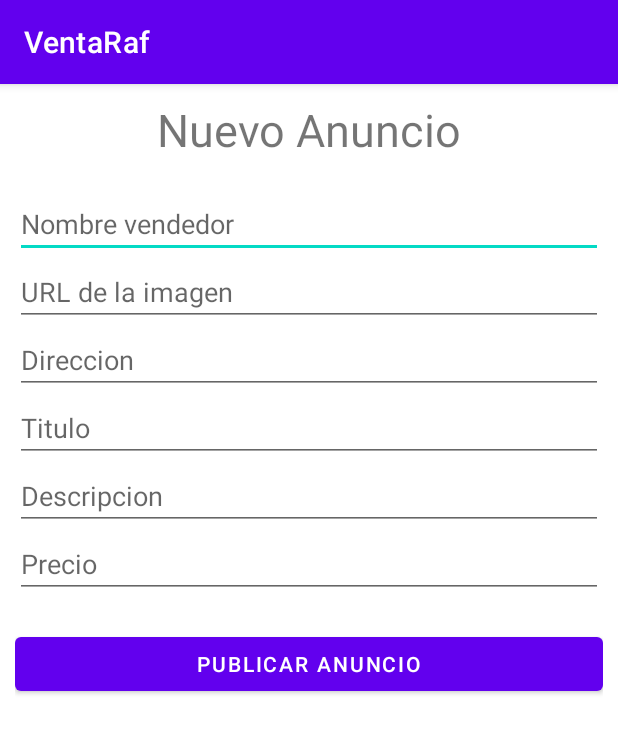
After one commit to luking-dev/curso-android, an Android app: the VenderActivity screen opened directly, with no data from a screen before it, on a phone screen of 412 x 824 dp. The commit adds this screen. Shown: the top 733 px of the screen. Run offline under Robolectric (Android 15) with nearby library versions, the phone set to English and light mode, and no system bars; our stand-ins replace data binding.

Commit message:
clase 16

```diff
--- a/VentaRaf/app/src/main/AndroidManifest.xml
+++ b/VentaRaf/app/src/main/AndroidManifest.xml
@@ -1,7 +1,6 @@
 <?xml version="1.0" encoding="utf-8"?>
 <manifest xmlns:android="http://schemas.android.com/apk/res/android"
     package="com.luking.ventaraf">
-
     <!--
          The ACCESS_COARSE/FINE_LOCATION permissions are not required to use
          Google Maps Android API v2, but you must specify either coarse or fine
@@ -18,7 +17,7 @@
         android:roundIcon="@mipmap/ic_launcher_round"
         android:supportsRtl="true"
         android:theme="@style/Theme.VentaRaf">
-
+        <activity android:name=".VenderActivity"></activity>
         <!--
              The API key for Google Maps-based APIs is defined as a string resource.
              (See the file "res/values/google_maps_api.xml").
@@ -33,7 +32,7 @@
 
         <activity
             android:name=".MapaDomicilio"
-            android:label="@string/title_activity_mapa_domicilio"></activity>
+            android:label="@string/title_activity_mapa_domicilio" />
         <activity android:name=".ResultadosBuscador" />
         <activity android:name=".DetalleAnuncio" />
         <activity
--- /dev/null
+++ b/VentaRaf/app/src/main/java/com/luking/ventaraf/VenderActivity.kt
@@ -0,0 +1,52 @@
+package com.luking.ventaraf
+
+import androidx.appcompat.app.AppCompatActivity
+import android.os.Bundle
+import android.widget.Toast
+import com.luking.ventaraf.databinding.ActivityVenderBinding
+import retrofit2.Call
+import retrofit2.Callback
+import retrofit2.Response
+
+class VenderActivity : AppCompatActivity() {
+    override fun onCreate(savedInstanceState: Bundle?) {
+        super.onCreate(savedInstanceState)
+        val binding = ActivityVenderBinding.inflate(layoutInflater)
+        setContentView(binding.root)
+
+        binding.botonPublicar.setOnClickListener {
+            publicarAnuncio(binding)
+        }
+    }
+
+    private fun publicarAnuncio(binding: ActivityVenderBinding) {
+        val anuncio: Anuncio = Anuncio(null,
+                                        binding.imagen.text.toString(),
+                                        binding.titulo.text.toString(),
+                                        binding.descripcion.text.toString(),
+                                        null,
+                                        binding.nombre.text.toString(),
+                                        binding.direccion.text.toString(),
+                                        null,
+                                        null,
+                                        binding.precio.text.toString())
+
+        val apiInterface = ApiInterface.create().nuevoAnuncio(anuncio)
+
+        apiInterface.enqueue(object: Callback<Anuncio> {
+            // al recibir una respuesta
+            override fun onResponse(call: Call<Anuncio>, response: Response<Anuncio>) {
+                // compruebo que la respuesta tenga un cuerpo y sea distinto a nulo
+                if (response?.body() != null) {
+                    // informo al usuario que se creo el anuncio correctamente
+                    Toast.makeText(this@VenderActivity, "Anuncio publicado con exito", Toast.LENGTH_LONG).show()
+                }
+            }
+
+            // al haber un error a la llamada de la api
+            override fun onFailure(call: Call<Anuncio>, t: Throwable) {
+
+            }
+        })
+    }
+}
--- a/VentaRaf/app/src/main/res/layout/activity_detalle_anuncio.xml
+++ b/VentaRaf/app/src/main/res/layout/activity_detalle_anuncio.xml
@@ -27,6 +27,7 @@
             android:id="@+id/imagenAnuncio"
             android:layout_marginBottom="10dp"
             android:minHeight="175dp"
+            android:maxHeight="175dp"
             android:layout_width="match_parent"
             android:layout_height="wrap_content" />
 
--- /dev/null
+++ b/VentaRaf/app/src/main/res/layout/activity_vender.xml
@@ -0,0 +1,69 @@
+<?xml version="1.0" encoding="utf-8"?>
+<layout xmlns:android="http://schemas.android.com/apk/res/android"
+    xmlns:app="http://schemas.android.com/apk/res-auto"
+    xmlns:tools="http://schemas.android.com/tools">
+
+    <data>
+
+    </data>
+
+    <LinearLayout
+        android:orientation="vertical"
+        android:padding="10dp"
+        android:layout_width="match_parent"
+        android:layout_height="match_parent"
+        tools:context=".VenderActivity">
+
+        <TextView
+            android:text="Nuevo Anuncio"
+            android:textSize="30dp"
+            android:textAlignment="center"
+            android:layout_marginBottom="20dp"
+            android:layout_width="match_parent"
+            android:layout_height="wrap_content" />
+
+        <EditText
+            android:id="@+id/nombre"
+            android:hint="Nombre vendedor"
+            android:layout_width="match_parent"
+            android:layout_height="wrap_content" />
+
+        <EditText
+            android:id="@+id/imagen"
+            android:hint="URL de la imagen"
+            android:layout_width="match_parent"
+            android:layout_height="wrap_content" />
+
+        <EditText
+            android:id="@+id/direccion"
+            android:hint="Direccion"
+            android:layout_width="match_parent"
+            android:layout_height="wrap_content" />
+
+        <EditText
+            android:id="@+id/titulo"
+            android:hint="Titulo"
+            android:layout_width="match_parent"
+            android:layout_height="wrap_content" />
+
+        <EditText
+            android:id="@+id/descripcion"
+            android:hint="Descripcion"
+            android:layout_width="match_parent"
+            android:layout_height="wrap_content" />
+
+        <EditText
+            android:id="@+id/precio"
+            android:hint="Precio"
+            android:layout_width="match_parent"
+            android:layout_height="wrap_content" />
+
+        <Button
+            android:id="@+id/botonPublicar"
+            android:text="Publicar Anuncio"
+            android:layout_marginTop="20dp"
+            android:layout_width="match_parent"
+            android:layout_height="wrap_content" />
+
+    </LinearLayout>
+</layout>
```
Also changed, not shown: VentaRaf/app/src/main/java/com/luking/ventaraf/Anuncio.kt (+12 -13 lines), VentaRaf/app/src/main/java/com/luking/ventaraf/ApiInterface.kt (+4 -3 lines), VentaRaf/app/src/main/java/com/luking/ventaraf/MainActivity.kt (+9 -0 lines).
